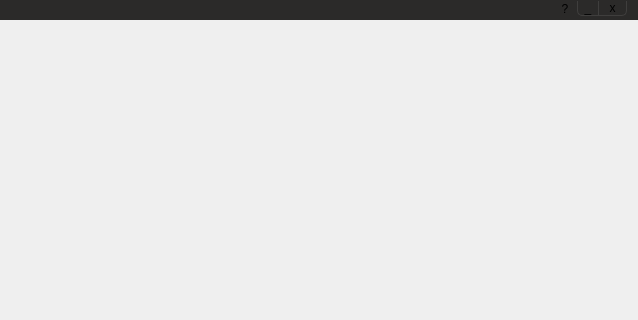
Old version of the form trunk/src/edr/src/medusa_view/ui/toolboxmaindeffile.ui in the repository mk4me/hm-mde-one; both pictures show x 366 to 1004 and y 0 to 320 of the 1004 by 626 pixel window.
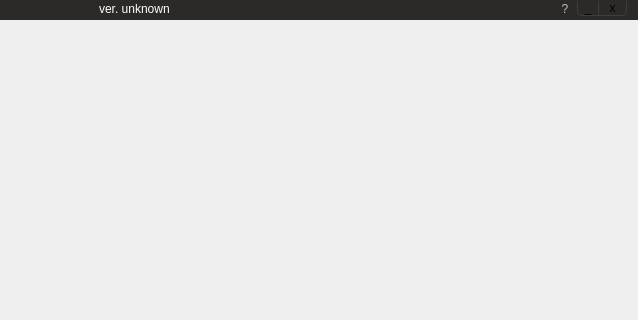
New version of the form. Icons and pictures are not drawn.

```diff
--- a/trunk/src/edr/src/medusa_view/ui/toolboxmaindeffile.ui
+++ b/trunk/src/edr/src/medusa_view/ui/toolboxmaindeffile.ui
@@ -96,8 +96,27 @@
          </layout>
         </widget>
        </item>
+       <item>
+        <widget class="QLabel" name="versionLabel">
+         <property name="sizePolicy">
+          <sizepolicy hsizetype="Minimum" vsizetype="Preferred">
+           <horstretch>0</horstretch>
+           <verstretch>0</verstretch>
+          </sizepolicy>
+         </property>
+         <property name="styleSheet">
+          <string notr="true">color: white</string>
+         </property>
+         <property name="text">
+          <string>ver. unknown</string>
+         </property>
+        </widget>
+       </item>
        <item>
         <widget class="QToolButton" name="aboutButton">
+         <property name="enabled">
+          <bool>false</bool>
+         </property>
          <property name="styleSheet">
           <string notr="true">QToolButton {
 margin-left: 4px;
```
Left out of the diff: 4 changed lines with no effect on the pictures.
